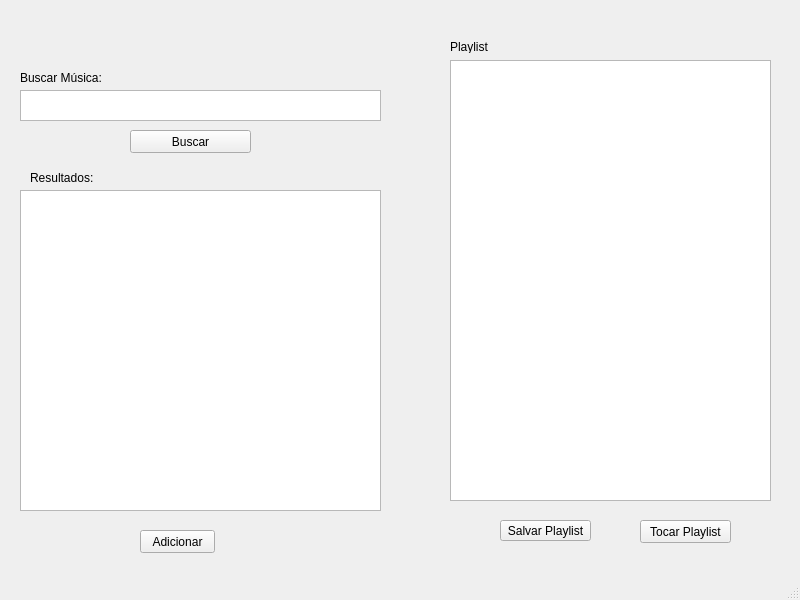
Qt form QtSpotifyApp/spotifyapp.ui (lucas-izumi/QtSpotifyApp) before a commit.
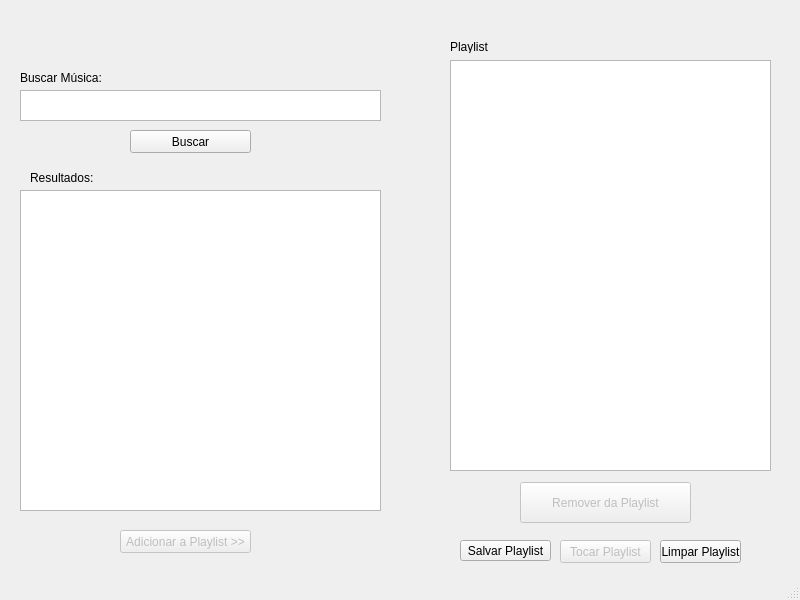
The same form after that commit.

Commit message: Adicionando codigo dos botoes de manipulacao de playlist

The edit to the form file:
```diff
--- a/QtSpotifyApp/spotifyapp.ui
+++ b/QtSpotifyApp/spotifyapp.ui
@@ -20,7 +20,7 @@
       <x>450</x>
       <y>60</y>
       <width>321</width>
-      <height>441</height>
+      <height>411</height>
      </rect>
     </property>
    </widget>
@@ -58,23 +58,29 @@
     </property>
    </widget>
    <widget class="QPushButton" name="btnAdicionar">
+    <property name="enabled">
+     <bool>false</bool>
+    </property>
     <property name="geometry">
      <rect>
-      <x>140</x>
+      <x>120</x>
       <y>530</y>
-      <width>75</width>
+      <width>131</width>
       <height>23</height>
      </rect>
     </property>
     <property name="text">
-     <string>Adicionar</string>
+     <string>Adicionar a Playlist &gt;&gt;</string>
     </property>
    </widget>
    <widget class="QPushButton" name="btnTocarPlaylist">
+    <property name="enabled">
+     <bool>false</bool>
+    </property>
     <property name="geometry">
      <rect>
-      <x>640</x>
-      <y>520</y>
+      <x>560</x>
+      <y>540</y>
       <width>91</width>
       <height>23</height>
      </rect>
@@ -125,8 +131,8 @@
    <widget class="QPushButton" name="btnSalvarPlaylist">
     <property name="geometry">
      <rect>
-      <x>500</x>
-      <y>520</y>
+      <x>460</x>
+      <y>540</y>
       <width>91</width>
       <height>21</height>
      </rect>
@@ -135,6 +141,38 @@
      <string>Salvar Playlist</string>
     </property>
    </widget>
+   <widget class="QPushButton" name="btnLimpaPlaylist">
+    <property name="enabled">
+     <bool>true</bool>
+    </property>
+    <property name="geometry">
+     <rect>
+      <x>660</x>
+      <y>540</y>
+      <width>81</width>
+      <height>23</height>
+     </rect>
+    </property>
+    <property name="text">
+     <string>Limpar Playlist</string>
+    </property>
+   </widget>
+   <widget class="QPushButton" name="btnRemover">
+    <property name="enabled">
+     <bool>false</bool>
+    </property>
+    <property name="geometry">
+     <rect>
+      <x>520</x>
+      <y>482</y>
+      <width>171</width>
+      <height>41</height>
+     </rect>
+    </property>
+    <property name="text">
+     <string>Remover da Playlist</string>
+    </property>
+   </widget>
   </widget>
   <widget class="QStatusBar" name="statusbar"/>
  </widget>
```
The commit also changes 4 other files.
